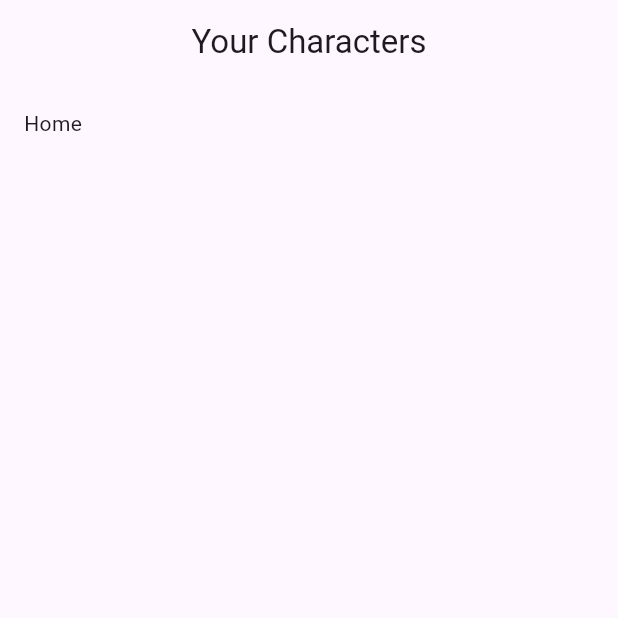
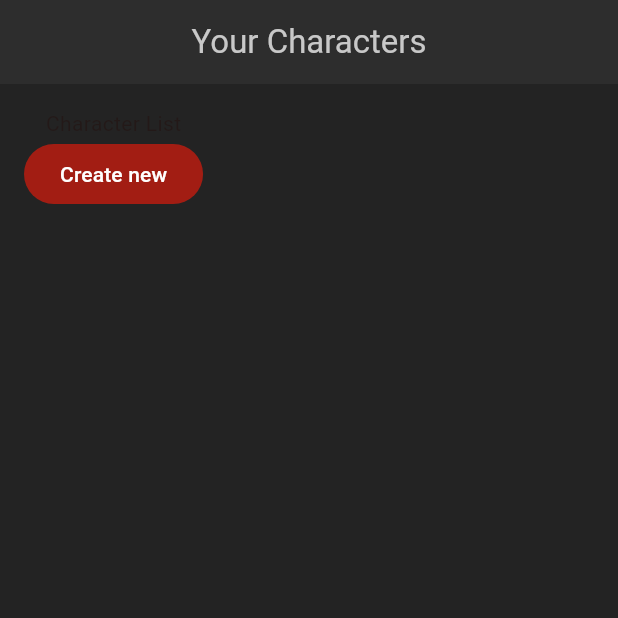
Before and after one commit to tertiussc/flutter_rpg_3, a Flutter app: the screen it shows after launch, on a phone screen of 412 x 824 dp, the top half of it. Run offline on Flutter 3.47's test engine with Material 3 defaults, Android fonts, the phone set to English and light mode, and no system bars.

Commit message:
Started to add theme and applied it

```diff
--- a/flutter_rpg/lib/main.dart
+++ b/flutter_rpg/lib/main.dart
@@ -1,9 +1,11 @@
 import 'package:flutter/material.dart';
+import 'package:flutter_rpg/theme.dart';
 import 'screens/home/home.dart';
 
 void main() {
   runApp(
     MaterialApp(
+      theme: PrimaryTheme,
       home: Home(),
     ),
   );
--- a/flutter_rpg/lib/screens/home/home.dart
+++ b/flutter_rpg/lib/screens/home/home.dart
@@ -1,4 +1,5 @@
 import 'package:flutter/material.dart';
+import 'package:flutter_rpg/theme.dart';
 
 class Home extends StatefulWidget {
   const Home({super.key});
@@ -17,7 +18,16 @@ class _HomeState extends State<Home> {
       ),
       body: Container(
         padding: EdgeInsets.all(16),
-        child: Text('Home'),
+        child: Column(
+          children: [
+            Text('Character List'),
+            FilledButton(
+              style: FilledButton.styleFrom(backgroundColor: AppColors.primaryColor),
+              onPressed: () {},
+              child: Text('Create new'),
+            )
+          ],
+        ),
       ),
     );
   }
--- /dev/null
+++ b/flutter_rpg/lib/theme.dart
@@ -0,0 +1,28 @@
+import 'package:flutter/material.dart';
+
+class AppColors {
+  static const Color primaryColor = Color.fromRGBO(162, 29, 19, 1);
+  static const Color primaryAccent = Color.fromRGBO(120, 14, 14, 1);
+  static const Color secondaryColor = Color.fromRGBO(45, 45, 45, 1);
+  static const Color secondaryAccent = Color.fromRGBO(35, 35, 35, 1);
+  static const Color titleColor = Color.fromRGBO(200, 200, 200, 1);
+  static const Color textColor = Color.fromRGBO(150, 150, 150, 1);
+  static const Color successColor = Color.fromRGBO(9, 149, 110, 1);
+  static const Color highlightColor = Color.fromRGBO(212, 172, 13, 1);
+}
+
+ThemeData PrimaryTheme = ThemeData(
+  // Seed color
+  colorScheme: ColorScheme.fromSeed(
+    seedColor: AppColors.primaryColor,
+  ),
+  // Scaffold Colors
+  scaffoldBackgroundColor: AppColors.secondaryAccent,
+  // AppBar Theme
+  appBarTheme: const AppBarTheme(
+    backgroundColor: AppColors.secondaryColor,
+    foregroundColor: AppColors.titleColor,
+    surfaceTintColor: Colors.transparent,
+    centerTitle: true,
+  ),
+);
```
